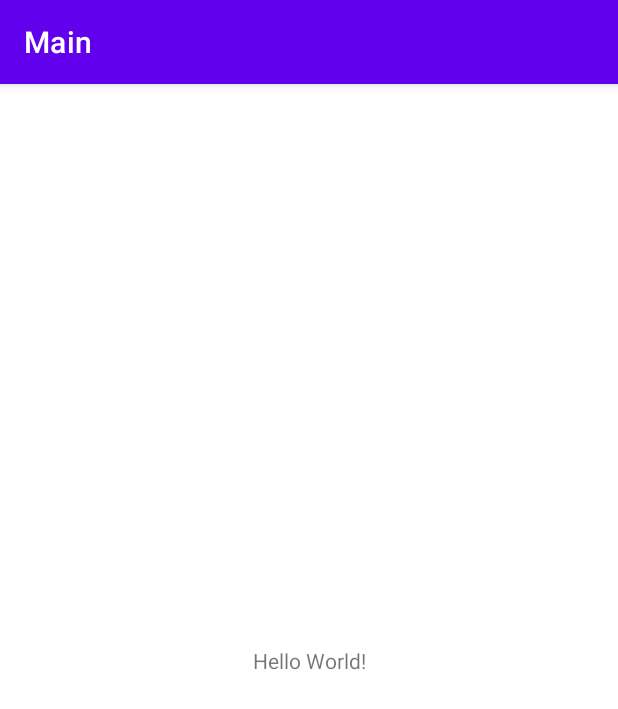
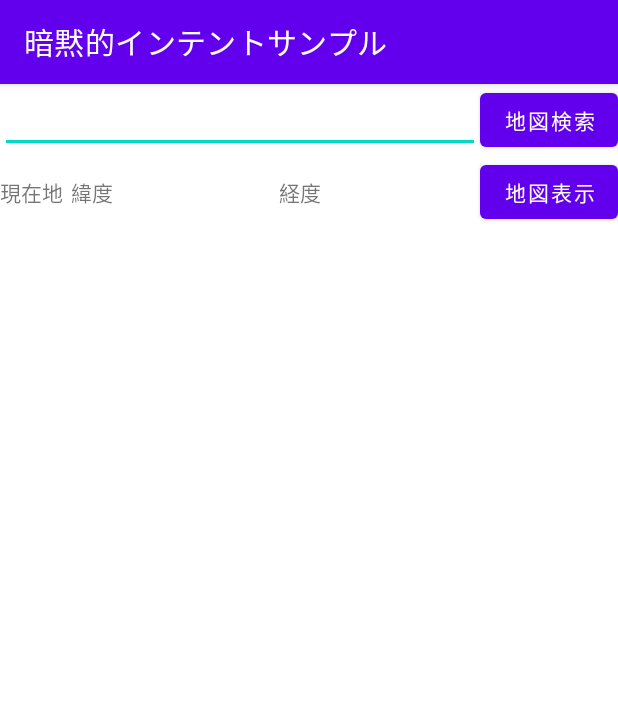
Before and after one commit to mutoxu-N/AndroidPractice, an Android app: the screen it shows after launch (MainActivity), on a phone screen of 412 x 824 dp. Shown: the top 709 px of the screen. Run offline under Robolectric (Android 15) with nearby library versions, the phone set to English and light mode, and no system bars.

Commit message:
lesson14

```diff
--- a/app/build.gradle
+++ b/app/build.gradle
@@ -37,6 +37,7 @@ dependencies {
     implementation 'androidx.appcompat:appcompat:1.5.0'
     implementation 'com.google.android.material:material:1.6.1'
     implementation 'androidx.constraintlayout:constraintlayout:2.1.4'
+    implementation 'com.google.android.gms:play-services-location:21.0.1'
     testImplementation 'junit:junit:4.13.2'
     androidTestImplementation 'androidx.test.ext:junit:1.1.3'
     androidTestImplementation 'androidx.test.espresso:espresso-core:3.4.0'
--- a/app/src/main/AndroidManifest.xml
+++ b/app/src/main/AndroidManifest.xml
@@ -3,6 +3,7 @@
     xmlns:tools="http://schemas.android.com/tools"
     package="com.github.main">
 
+    <uses-permission android:name="android.permission.ACCESS_FINE_LOCATION" />
     <application
         android:allowBackup="true"
         android:dataExtractionRules="@xml/data_extraction_rules"
--- a/app/src/main/java/com/github/main/MainActivity.kt
+++ b/app/src/main/java/com/github/main/MainActivity.kt
@@ -1,11 +1,97 @@
 package com.github.main
 
+import android.Manifest
+import android.content.Intent
+import android.content.pm.PackageManager
+import android.net.Uri
 import androidx.appcompat.app.AppCompatActivity
 import android.os.Bundle
+import android.view.View
+import android.widget.EditText
+import android.widget.TextView
+import androidx.core.app.ActivityCompat
+import com.google.android.gms.location.FusedLocationProviderClient
+import com.google.android.gms.location.LocationCallback
+import com.google.android.gms.location.LocationRequest
+import com.google.android.gms.location.LocationResult
+import com.google.android.gms.location.LocationServices
+import java.net.URLEncoder
 
 class MainActivity : AppCompatActivity() {
+
+    private var _latitude = 0.0
+    private var _longitude = 0.0
+
+    private lateinit var _fusedLocationClient: FusedLocationProviderClient
+    private lateinit var _locationRequest: LocationRequest
+    private lateinit var _onUpdateLocation: OnUpdateLocation
+
     override fun onCreate(savedInstanceState: Bundle?) {
         super.onCreate(savedInstanceState)
         setContentView(R.layout.activity_main)
+
+        _fusedLocationClient = LocationServices.getFusedLocationProviderClient(this@MainActivity)
+        _locationRequest = LocationRequest.create()
+        _locationRequest?.let {
+            it.interval = 5000
+            it.fastestInterval = 1000
+            it.priority = LocationRequest.PRIORITY_HIGH_ACCURACY
+        }
+        _onUpdateLocation = OnUpdateLocation()
+    }
+
+    override fun onResume() {
+        super.onResume()
+
+        if(ActivityCompat.checkSelfPermission(this@MainActivity, Manifest.permission.ACCESS_FINE_LOCATION) != PackageManager.PERMISSION_GRANTED) {
+            val permissions = arrayOf(Manifest.permission.ACCESS_FINE_LOCATION)
+            ActivityCompat.requestPermissions(this@MainActivity, permissions, 1000)
+            return
+        }
+        _fusedLocationClient.requestLocationUpdates(_locationRequest, _onUpdateLocation, mainLooper)
+    }
+
+
+    override fun onPause() {
+        super.onPause()
+        _fusedLocationClient.removeLocationUpdates(_onUpdateLocation)
+    }
+
+
+    fun onMapSearchButtonClick(view: View){
+        val etSearchWord = findViewById<EditText>(R.id.etSearchWord)
+        var searchWord = etSearchWord.text.toString()
+
+        searchWord = URLEncoder.encode(searchWord, "UTF-8")
+
+        val uriStr = "geo:0,0?q=${searchWord}"
+        val uri = Uri.parse(uriStr)
+        val intent = Intent(Intent.ACTION_VIEW, uri)
+        startActivity(intent)
+    }
+
+
+    fun onMapShowCurrentButtonClick(view: View){
+        val uriStr = "geo:${_latitude},${_longitude}"
+        val uri = Uri.parse(uriStr)
+        val intent = Intent(Intent.ACTION_VIEW, uri)
+        startActivity(intent)
+    }
+
+
+    private inner class OnUpdateLocation: LocationCallback() {
+        override fun onLocationResult(locationResult: LocationResult) {
+            val location = locationResult.lastLocation
+            location?.let {
+                _latitude = location.latitude
+                _longitude = location.longitude
+
+                val tvLatitude = findViewById<TextView>(R.id.tvLatitude)
+                tvLatitude.text = _latitude.toString()
+
+                val tvLongitude = findViewById<TextView>(R.id.tvLongitude)
+                tvLongitude.text = _longitude.toString()
+            }
+        }
     }
 }
--- a/app/src/main/res/layout/activity_main.xml
+++ b/app/src/main/res/layout/activity_main.xml
@@ -1,18 +1,75 @@
 <?xml version="1.0" encoding="utf-8"?>
-<androidx.constraintlayout.widget.ConstraintLayout xmlns:android="http://schemas.android.com/apk/res/android"
-    xmlns:app="http://schemas.android.com/apk/res-auto"
-    xmlns:tools="http://schemas.android.com/tools"
+<LinearLayout
+    xmlns:android="http://schemas.android.com/apk/res/android"
+    android:layout_height="match_parent"
     android:layout_width="match_parent"
-    android:layout_height="match_parent"
-    tools:context=".MainActivity">
+    android:orientation="vertical">
 
-    <TextView
-        android:layout_width="wrap_content"
+    <LinearLayout
+        android:layout_width="match_parent"
         android:layout_height="wrap_content"
-        android:text="Hello World!"
-        app:layout_constraintBottom_toBottomOf="parent"
-        app:layout_constraintEnd_toEndOf="parent"
-        app:layout_constraintStart_toStartOf="parent"
-        app:layout_constraintTop_toTopOf="parent" />
+        android:orientation="horizontal">
 
-</androidx.constraintlayout.widget.ConstraintLayout>
+        <EditText
+            android:id="@+id/etSearchWord"
+            android:layout_width="0dp"
+            android:layout_height="wrap_content"
+            android:layout_weight="1" />
+
+        <Button
+            android:id="@+id/btMapSearch"
+            android:layout_width="wrap_content"
+            android:layout_height="wrap_content"
+            android:onClick="onMapSearchButtonClick"
+            android:text="@string/bt_map_search" />
+
+    </LinearLayout>
+
+    <LinearLayout
+        android:layout_width="match_parent"
+        android:layout_height="wrap_content"
+        android:orientation="horizontal">
+
+        <TextView
+            android:layout_width="wrap_content"
+            android:layout_height="wrap_content"
+            android:layout_marginRight="5dp"
+            android:text="@string/tv_current_title" />
+
+        <TextView
+            android:layout_width="wrap_content"
+            android:layout_height="wrap_content"
+            android:layout_marginRight="5dp"
+            android:text="@string/tv_latitude_title" />
+
+        <TextView
+            android:id="@+id/tvLatitude"
+            android:layout_width="0dp"
+            android:layout_height="wrap_content"
+            android:layout_marginRight="5dp"
+            android:layout_weight="0.5"
+            android:maxLines="1" />
+
+        <TextView
+            android:layout_width="wrap_content"
+            android:layout_height="wrap_content"
+            android:layout_marginRight="5dp"
+            android:text="@string/tv_longitude_title" />
+
+        <TextView
+            android:id="@+id/tvLongitude"
+            android:layout_width="0dp"
+            android:layout_height="wrap_content"
+            android:layout_weight="0.5"
+            android:maxLines="1" />
+
+        <Button
+            android:id="@+id/btMapShowCurrent"
+            android:layout_width="wrap_content"
+            android:layout_height="wrap_content"
+            android:onClick="onMapShowCurrentButtonClick"
+            android:text="@string/bt_map_current" />
+
+    </LinearLayout>
+
+</LinearLayout>
--- a/app/src/main/res/values/strings.xml
+++ b/app/src/main/res/values/strings.xml
@@ -1,3 +1,8 @@
 <resources>
-    <string name="app_name">Main</string>
+    <string name="app_name">暗黙的インテントサンプル</string>
+    <string name="bt_map_search">地図検索</string>
+    <string name="tv_current_title">現在地</string>
+    <string name="tv_latitude_title">緯度</string>
+    <string name="tv_longitude_title">経度</string>
+    <string name="bt_map_current">地図表示</string>
 </resources>
--- a/build.gradle
+++ b/build.gradle
@@ -1,7 +1,7 @@
 // Top-level build file where you can add configuration options common to all sub-projects/modules.
 plugins {
-    id 'com.android.application' version '7.2.1' apply false
-    id 'com.android.library' version '7.2.1' apply false
+    id 'com.android.application' version '7.4.1' apply false
+    id 'com.android.library' version '7.4.1' apply false
     id 'org.jetbrains.kotlin.android' version '1.7.10' apply false
 }
 
```
Also changed, not shown: gradle/wrapper/gradle-wrapper.properties.
